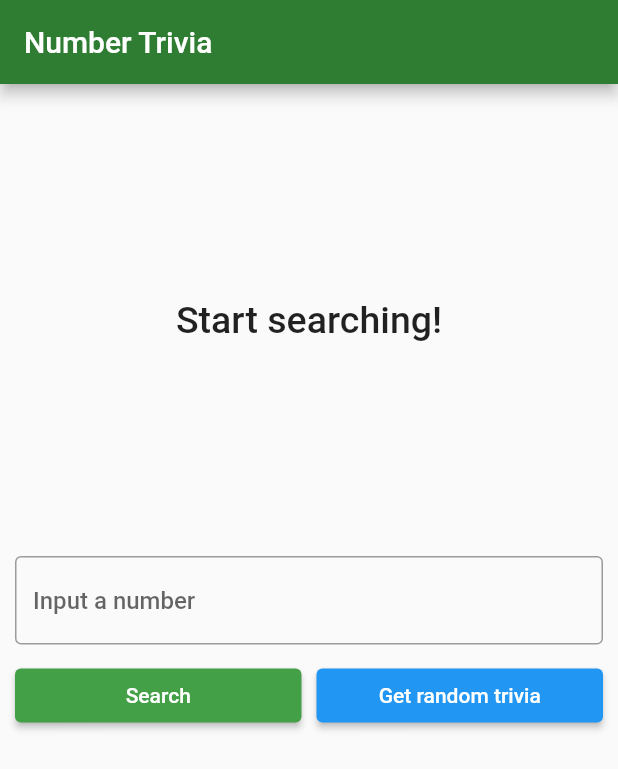
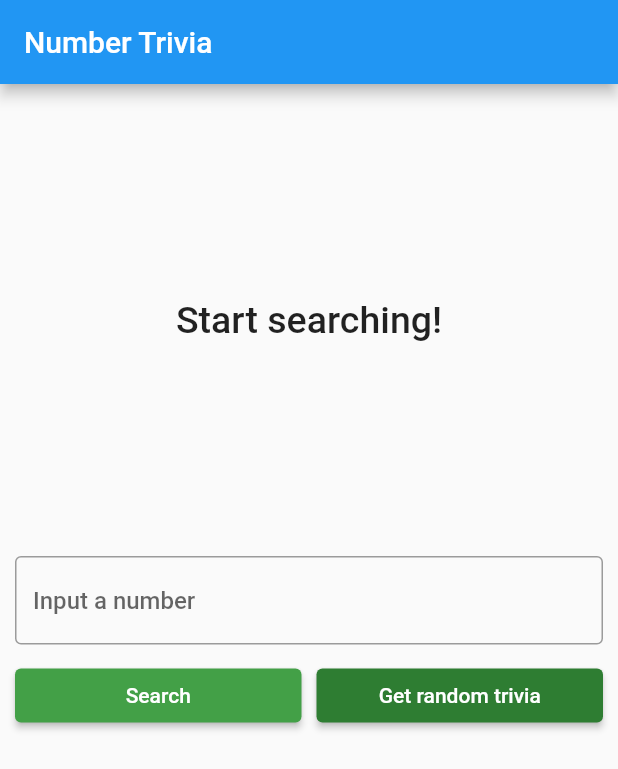
Before and after one commit to maarufadam/reso-tdd, a Flutter app: the screen it shows after launch, on a phone screen of 412 x 824 dp. Shown: the top 769 px of the screen. Run offline on Flutter 3.47's test engine with Material 2 defaults, Android fonts, the phone set to English and light mode, and no system bars; our stand-ins replace bloc, dartz, equatable, flutter_bloc, get_it, shared_preferences.

Commit message:
refactor: minor changes

```diff
--- a/lib/features/number_trivia/presentation/widgets/trivia_controls.dart
+++ b/lib/features/number_trivia/presentation/widgets/trivia_controls.dart
@@ -40,7 +40,7 @@ class _TriviaControlsState extends State<TriviaControls> {
               child: ElevatedButton(
                 child: Text('Search'),
                 style: ElevatedButton.styleFrom(
-                  primary: Theme.of(context).accentColor,
+                  primary: Theme.of(context).colorScheme.secondary,
                   textStyle: TextStyle(color: Theme.of(context).primaryColor),
                 ),
                 onPressed: dispatchConcrete,
--- a/lib/main.dart
+++ b/lib/main.dart
@@ -14,8 +14,10 @@ class MyApp extends StatelessWidget {
     return MaterialApp(
       title: 'Number Trivia',
       theme: ThemeData(
-        primaryColor: Colors.green.shade800,
-        accentColor: Colors.green.shade600,
+        colorScheme: ColorScheme.fromSwatch().copyWith(
+          primary: Colors.green.shade800,
+          secondary: Colors.green.shade600,
+        ),
       ),
       home: NumberTriviaPage(),
     );
--- a/pubspec.yaml
+++ b/pubspec.yaml
@@ -16,7 +16,7 @@ dependencies:
   # Service locator
   get_it: ^7.2.0
   # Bloc for state management
-  flutter_bloc: ^7.1.0
+  flutter_bloc: ^7.3.0
   # Value equality
   equatable: ^2.0.3
   # Functional programming thingies
```
Also changed, not shown: pubspec.lock, 1 other file.
